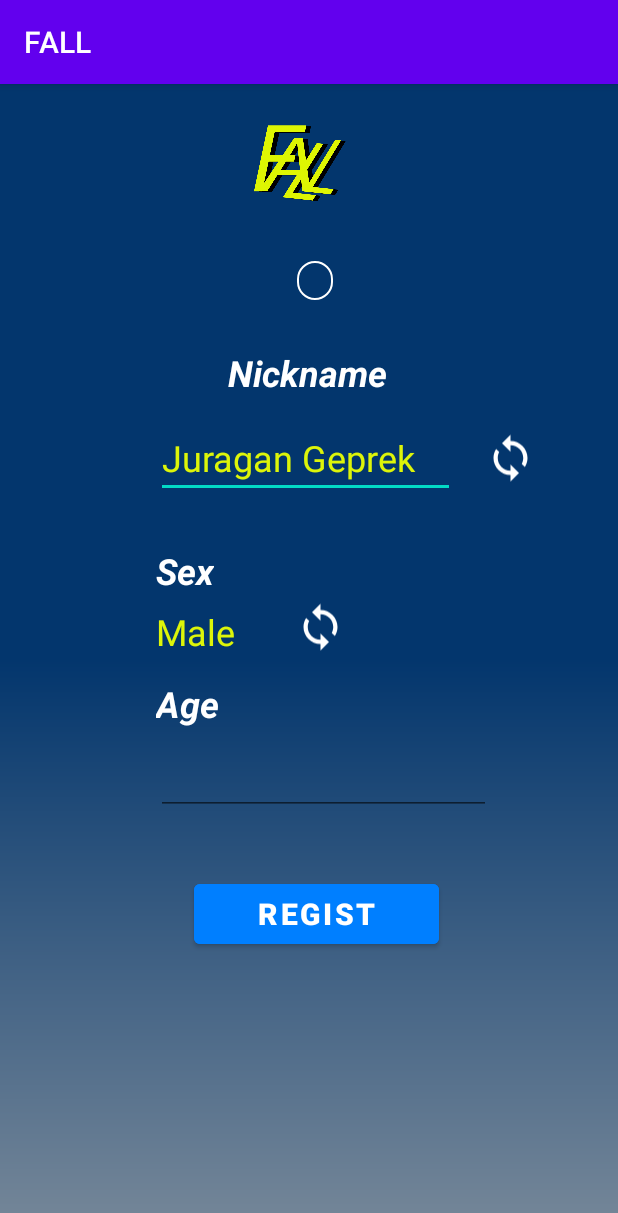
After one commit to DricZ/FALL, an Android app: the Registration2 screen opened directly, with no data from a screen before it, on a phone screen of 412 x 824 dp. The commit adds this screen. Shown: the top 1213 px of the screen. Run offline under Robolectric (Android 15) with nearby library versions, the phone set to English and light mode, and no system bars.

Commit message:
Landing, Register, Login

```diff
--- a/app/build.gradle
+++ b/app/build.gradle
@@ -41,4 +41,7 @@ dependencies {
     testImplementation 'junit:junit:4.13.2'
     androidTestImplementation 'androidx.test.ext:junit:1.1.4'
     androidTestImplementation 'androidx.test.espresso:espresso-core:3.5.0'
+//    implementation 'com.mikhaellopez:circularimageview:3.2.0'
+    implementation("org.jetbrains.kotlinx:kotlinx-coroutines-android:1.3.9")
+
 }
--- /dev/null
+++ b/app/src/main/java/com/example/fall/Registration2.kt
@@ -0,0 +1,11 @@
+package com.example.fall
+
+import androidx.appcompat.app.AppCompatActivity
+import android.os.Bundle
+
+class Registration2 : AppCompatActivity() {
+    override fun onCreate(savedInstanceState: Bundle?) {
+        super.onCreate(savedInstanceState)
+        setContentView(R.layout.activity_registration2)
+    }
+}
--- /dev/null
+++ b/app/src/main/res/drawable/corner_button.xml
@@ -0,0 +1,5 @@
+<?xml version="1.0" encoding="utf-8"?>
+<shape xmlns:android="http://schemas.android.com/apk/res/android">
+    <corners  android:radius="50dp"/>
+    <solid android:color="@color/button" />
+</shape>
--- /dev/null
+++ b/app/src/main/res/drawable/gradient.xml
@@ -0,0 +1,13 @@
+<?xml version="1.0" encoding="utf-8"?>
+<shape
+    android:shape = "rectangle"
+    xmlns:android = "http://schemas.android.com/apk/res/android" >
+
+    <gradient
+        android:startColor = "#778899"
+        android:centerColor = "#03366D"
+        android:endColor = "#03366D"
+        android:angle = "90"
+        android:type = "linear" />
+
+</shape>
--- /dev/null
+++ b/app/src/main/res/drawable/ic_baseline_loop_24.xml
@@ -0,0 +1,5 @@
+<vector android:height="24dp" android:tint="#FFFFFF"
+    android:viewportHeight="24" android:viewportWidth="24"
+    android:width="24dp" xmlns:android="http://schemas.android.com/apk/res/android">
+    <path android:fillColor="@android:color/white" android:pathData="M12,4L12,1L8,5l4,4L12,6c3.31,0 6,2.69 6,6 0,1.01 -0.25,1.97 -0.7,2.8l1.46,1.46C19.54,15.03 20,13.57 20,12c0,-4.42 -3.58,-8 -8,-8zM12,18c-3.31,0 -6,-2.69 -6,-6 0,-1.01 0.25,-1.97 0.7,-2.8L5.24,7.74C4.46,8.97 4,10.43 4,12c0,4.42 3.58,8 8,8v3l4,-4 -4,-4v3z"/>
+</vector>
--- /dev/null
+++ b/app/src/main/res/drawable/profil.xml
@@ -0,0 +1,6 @@
+<?xml version="1.0" encoding="UTF-8"?>
+<shape xmlns:android="http://schemas.android.com/apk/res/android">
+    <stroke android:width="1dp" android:color="@color/white" />
+    <corners android:radius="300dp"/>
+    <padding android:left="0dip" android:top="0dip" android:right="0dip" android:bottom="0dip" />
+</shape>
--- /dev/null
+++ b/app/src/main/res/layout/activity_registration2.xml
@@ -0,0 +1,161 @@
+<?xml version="1.0" encoding="utf-8"?>
+<ScrollView xmlns:android="http://schemas.android.com/apk/res/android"
+    xmlns:app="http://schemas.android.com/apk/res-auto"
+    xmlns:tools="http://schemas.android.com/tools"
+    android:layout_width="match_parent"
+    android:layout_height="match_parent"
+    tools:context=".Registration2"
+    android:background="@drawable/gradient">
+
+    <androidx.constraintlayout.widget.ConstraintLayout
+        android:layout_width="match_parent"
+        android:layout_height="wrap_content"
+        android:id="@+id/cl">
+
+        <ImageView
+            android:id="@+id/imageView"
+            android:layout_width="96dp"
+            android:layout_height="78dp"
+            android:layout_marginTop="16dp"
+            app:layout_constraintEnd_toEndOf="parent"
+            app:layout_constraintStart_toStartOf="parent"
+            app:layout_constraintTop_toTopOf="parent"
+            app:srcCompat="@drawable/logo_transparent" />
+
+        <ImageView
+            android:id="@+id/imageView2"
+            android:layout_width="24dp"
+            android:layout_height="26dp"
+            android:layout_marginTop="24dp"
+            android:background="@drawable/profil"
+            app:layout_constraintEnd_toEndOf="parent"
+            app:layout_constraintHorizontal_bias="0.511"
+            app:layout_constraintStart_toStartOf="parent"
+            app:layout_constraintTop_toBottomOf="@+id/imageView"
+            tools:srcCompat="@tools:sample/avatars" />
+
+        <TextView
+            android:id="@+id/textViewUsr"
+            android:layout_width="wrap_content"
+            android:layout_height="wrap_content"
+            android:layout_marginStart="152dp"
+            android:layout_marginTop="32dp"
+            android:text="Nickname"
+            android:textColor="@color/white"
+            android:textSize="24sp"
+            android:textStyle="bold|italic"
+            app:layout_constraintStart_toStartOf="parent"
+            app:layout_constraintTop_toBottomOf="@+id/imageView2" />
+
+        <EditText
+            android:id="@+id/editTextNn"
+            android:layout_width="199dp"
+            android:layout_height="47dp"
+            android:layout_marginStart="104dp"
+            android:layout_marginTop="20dp"
+            android:ems="10"
+            android:inputType="text"
+            android:text="Juragan Geprek"
+            android:textColor="@color/text"
+            android:textSize="24sp"
+            app:layout_constraintStart_toStartOf="parent"
+            app:layout_constraintTop_toBottomOf="@+id/textViewUsr" />
+
+        <ImageView
+            android:id="@+id/imageView3"
+            android:layout_width="34dp"
+            android:layout_height="37dp"
+            android:layout_marginStart="20dp"
+            android:layout_marginBottom="8dp"
+            app:layout_constraintBottom_toBottomOf="@+id/editTextNn"
+            app:layout_constraintStart_toEndOf="@+id/editTextNn"
+            app:srcCompat="@drawable/ic_baseline_loop_24" />
+
+        <ImageView
+            android:id="@+id/imageView4"
+            android:layout_width="34dp"
+            android:layout_height="37dp"
+            android:layout_marginStart="40dp"
+            app:layout_constraintBottom_toBottomOf="@+id/textView"
+            app:layout_constraintStart_toEndOf="@+id/textView"
+            app:srcCompat="@drawable/ic_baseline_loop_24" />
+
+        <TextView
+            android:id="@+id/textViewSex"
+            android:layout_width="wrap_content"
+            android:layout_height="wrap_content"
+            android:layout_marginStart="104dp"
+            android:layout_marginTop="32dp"
+            android:text="Sex"
+            android:textColor="@color/white"
+            android:textSize="24sp"
+            android:textStyle="bold|italic"
+            app:layout_constraintStart_toStartOf="parent"
+            app:layout_constraintTop_toBottomOf="@+id/editTextNn" />
+
+        <TextView
+            android:id="@+id/textView"
+            android:layout_width="wrap_content"
+            android:layout_height="32dp"
+            android:layout_marginTop="8dp"
+            android:text="Male"
+            android:textColor="@color/text"
+            android:textSize="24sp"
+            app:layout_constraintStart_toStartOf="@+id/textViewSex"
+            app:layout_constraintTop_toBottomOf="@+id/textViewSex" />
+
+        <TextView
+            android:id="@+id/textViewAge"
+            android:layout_width="wrap_content"
+            android:layout_height="wrap_content"
+            android:layout_marginTop="16dp"
+            android:text="Age"
+            android:textColor="@color/white"
+            android:textSize="24sp"
+            android:textStyle="bold|italic"
+            app:layout_constraintStart_toStartOf="@+id/textViewSex"
+            app:layout_constraintTop_toBottomOf="@+id/textView" />
+
+        <EditText
+            android:id="@+id/editTextNumberSigned2"
+            android:layout_width="223dp"
+            android:layout_height="42dp"
+            android:layout_marginTop="16dp"
+            android:ems="10"
+            android:inputType="numberSigned"
+            android:textColor="@color/white"
+            android:textSize="24sp"
+            android:textStyle="bold|italic"
+            app:layout_constraintStart_toStartOf="@+id/textViewAge"
+            app:layout_constraintTop_toBottomOf="@+id/textViewAge" />
+
+        <Button
+            android:id="@+id/buttonRegist"
+            android:layout_width="163dp"
+            android:layout_height="52dp"
+            android:layout_marginTop="40dp"
+            android:backgroundTint="@color/button"
+            android:text="Regist"
+            android:textColor="@color/white"
+            android:textSize="20sp"
+            android:textStyle="bold"
+            app:layout_constraintEnd_toEndOf="parent"
+            app:layout_constraintHorizontal_bias="0.52"
+            app:layout_constraintStart_toStartOf="parent"
+            app:layout_constraintTop_toBottomOf="@+id/editTextNumberSigned2" />
+
+        <!--        <TextView-->
+        <!--            android:id="@+id/txtSignUp"-->
+        <!--            android:layout_width="wrap_content"-->
+        <!--            android:layout_height="wrap_content"-->
+        <!--            android:layout_marginStart="56dp"-->
+        <!--            android:layout_marginTop="24dp"-->
+        <!--            android:text="Sign Up/Register"-->
+        <!--            android:textSize="20sp"-->
+        <!--            android:textStyle="bold|italic"-->
+        <!--            android:textColor="@color/white"-->
+        <!--            app:layout_constraintStart_toStartOf="parent"-->
+        <!--            app:layout_constraintTop_toBottomOf="@+id/buttonLogin" />-->
+    </androidx.constraintlayout.widget.ConstraintLayout>
+
+</ScrollView>
--- a/app/src/main/res/values/colors.xml
+++ b/app/src/main/res/values/colors.xml
@@ -7,4 +7,6 @@
     <color name="teal_700">#FF018786</color>
     <color name="black">#FF000000</color>
     <color name="white">#FFFFFFFF</color>
+    <color name="text">#ddf509</color>
+    <color name="button">#007FFF</color>
 </resources>
```
Also changed, not shown: app/src/main/AndroidManifest.xml (+21 -0 lines), app/src/main/java/com/example/fall/Login.kt (added, +18 -0 lines), app/src/main/java/com/example/fall/MainActivity.kt (+16 -0 lines), app/src/main/java/com/example/fall/Registration.kt (added, +45 -0 lines), app/src/main/res/layout/activity_login.xml (added, +107 -0 lines), app/src/main/res/layout/activity_main.xml (+29 -3 lines), app/src/main/res/layout/activity_registration.xml (added, +129 -0 lines), app/src/main/res/drawable/android.png (added), app/src/main/res/drawable/logo.jpeg (added), app/src/main/res/drawable/logo_transparent.png (added), app/src/main/res/drawable/logoandroid.png (added).
